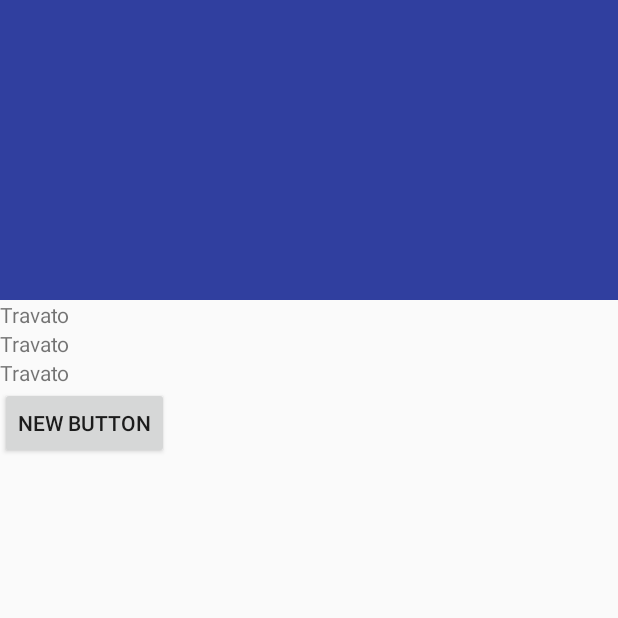
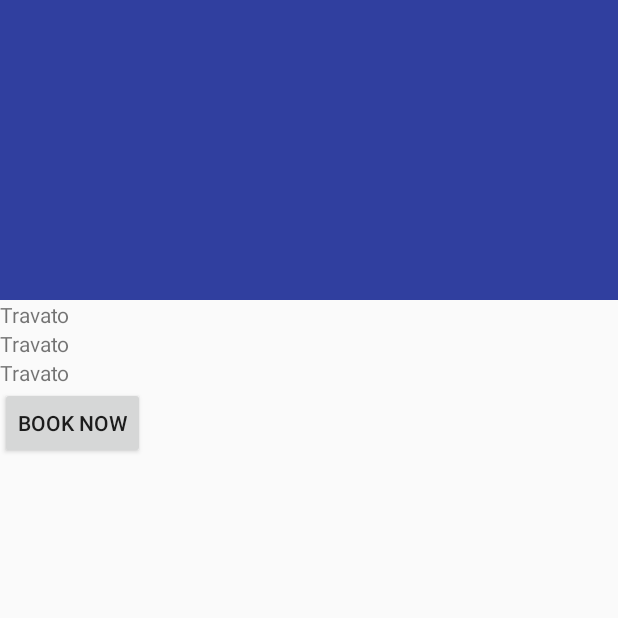
Before and after one commit to imhappi/Travato, an Android app: the MyTourDetails screen opened directly, with no data from a screen before it, on a phone screen of 412 x 824 dp, the top half of it. Run offline under Robolectric (Android 15) with nearby library versions, the phone set to English and light mode, and no system bars.

Commit message:
Fixed tour details book now button

```diff
--- a/app/src/main/res/layout/activity_tour_details.xml
+++ b/app/src/main/res/layout/activity_tour_details.xml
@@ -44,7 +44,7 @@
             <Button
                 android:layout_width="wrap_content"
                 android:layout_height="wrap_content"
-                android:text="New Button"
+                android:text="Book Now"
                 android:id="@+id/tourDetails_bookButton" />
 
         </LinearLayout>
```
